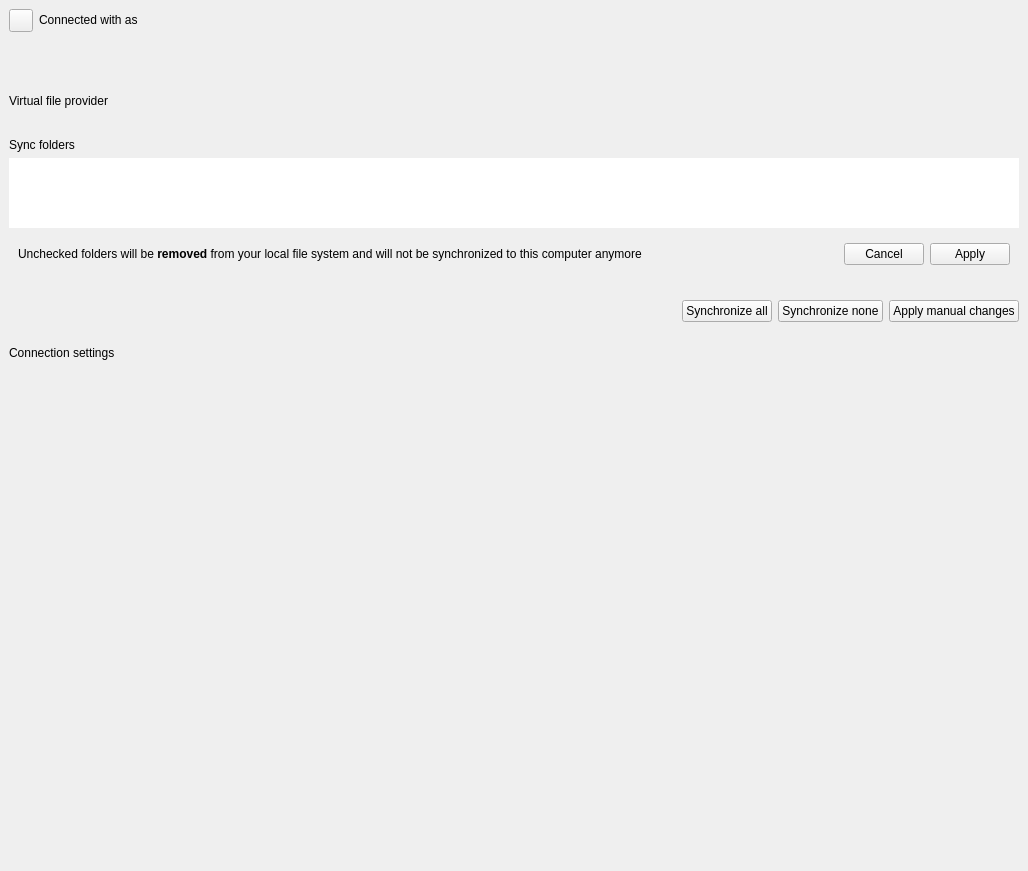
The window that src/gui/accountsettings.ui (nextcloud/desktop) describes before a commit, drawn with Qt 5.
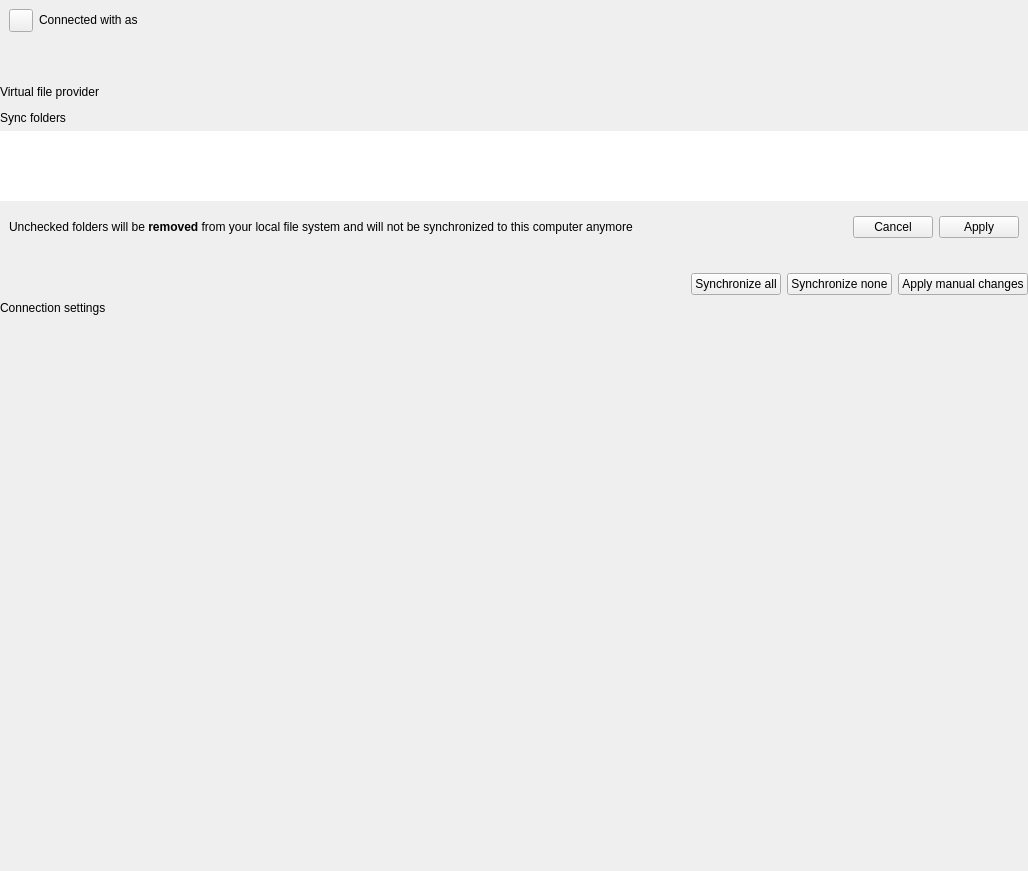
The same window after the commit. Custom widgets are drawn as their Qt base class.

Commit message: reduce margins in account settings panels

```diff
--- a/src/gui/accountsettings.ui
+++ b/src/gui/accountsettings.ui
@@ -144,6 +144,18 @@
        </sizepolicy>
      </property>
      <layout class="QVBoxLayout" name="fileProviderPanelLayout">
+      <property name="leftMargin">
+       <number>0</number>
+      </property>
+      <property name="topMargin">
+       <number>0</number>
+      </property>
+      <property name="rightMargin">
+       <number>0</number>
+      </property>
+      <property name="bottomMargin">
+       <number>0</number>
+      </property>
       <item>
        <widget class="QLabel" name="fileProviderPanelTitle">
         <property name="text">
@@ -170,6 +182,18 @@
       <enum>QFrame::NoFrame</enum>
      </property>
      <layout class="QVBoxLayout" name="syncFoldersPanelLayout">
+      <property name="leftMargin">
+       <number>0</number>
+      </property>
+      <property name="topMargin">
+       <number>0</number>
+      </property>
+      <property name="rightMargin">
+       <number>0</number>
+      </property>
+      <property name="bottomMargin">
+       <number>0</number>
+      </property>
       <item>
        <widget class="QLabel" name="syncFoldersPanelTitle">
         <property name="text">
@@ -401,6 +425,18 @@
          <enum>QFrame::NoFrame</enum>
         </property>
        <layout class="QVBoxLayout" name="connectionSettingsPanelLayout">
+         <property name="leftMargin">
+          <number>0</number>
+         </property>
+         <property name="topMargin">
+          <number>0</number>
+         </property>
+         <property name="rightMargin">
+          <number>0</number>
+         </property>
+         <property name="bottomMargin">
+          <number>0</number>
+         </property>
          <item>
           <widget class="QLabel" name="connectionSettingsPanelTitle">
            <property name="text">
```
